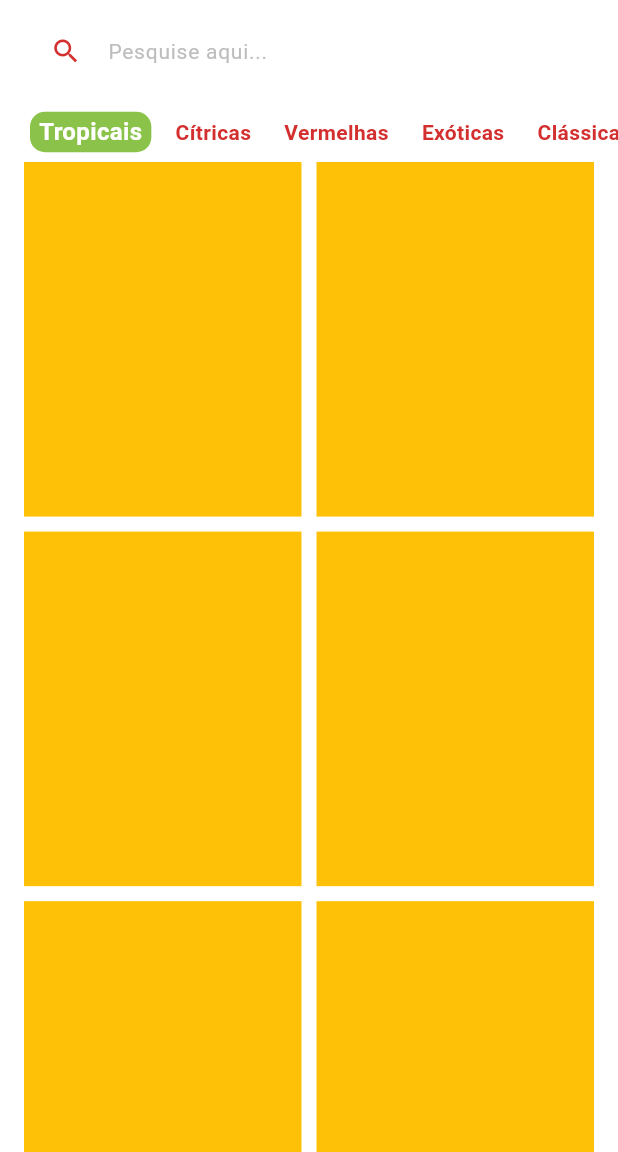
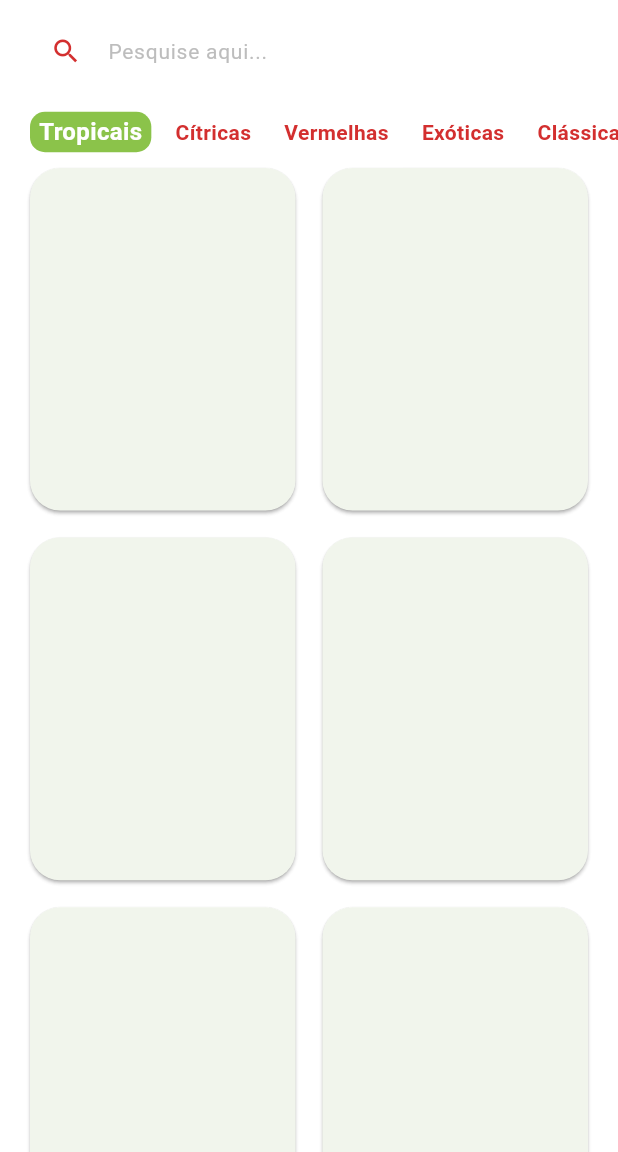
Before and after one commit to Miicchhel/FruitTrace, a Flutter app: the HomeTab screen opened directly, on a phone screen of 412 x 824 dp, the part 84-1236 px from its top. Run offline on Flutter 3.47's test engine with Material 3 defaults, Android fonts, the phone set to English and light mode, and no system bars; our stand-ins replace animated_text_kit, mask_text_input_formatter.

Commit message:
iniciando a criação do tile de produtos

```diff
--- /dev/null
+++ b/lib/src/pages/home/components/item_tile.dart
@@ -0,0 +1,26 @@
+import 'package:flutter/material.dart';
+
+class ItemTile extends StatelessWidget {
+  const ItemTile({super.key});
+
+  @override
+  Widget build(BuildContext context) {
+    return const Card(
+      elevation: 1.0,
+      shadowColor: Colors.grey,
+      shape: RoundedRectangleBorder(
+        borderRadius: BorderRadius.all(Radius.circular(20.0)),
+      ),
+      child: Column(
+        children: [
+          // Imagem
+
+          // Nome
+
+          // Preço - unidade
+
+        ],
+      ),
+    );
+  }
+}
--- a/lib/src/pages/home/home_tab.dart
+++ b/lib/src/pages/home/home_tab.dart
@@ -1,7 +1,8 @@
 import 'package:flutter/material.dart';
 import 'package:fruittrace/src/config/custom_colors.dart';
-import 'package:fruittrace/src/pages/home/components/category_title.dart';
+import 'package:fruittrace/src/pages/home/components/category_tile.dart';
 import 'package:fruittrace/src/config/app_data.dart' as app_data;
+import 'package:fruittrace/src/pages/home/components/item_tile.dart';
 
 class HomeTab extends StatefulWidget {
   const HomeTab({super.key});
@@ -135,7 +136,7 @@ class _HomeTabState extends State<HomeTab> {
               ),
               itemCount: app_data.items.length,
               itemBuilder: (_, index) {
-                return Container(color: Colors.amber,);
+                return const ItemTile();
               },
             ),
           )
```
Also changed, not shown: lib/src/pages/home/components/category_tile.dart (renamed from lib/src/pages/home/components/category_title.dart).
